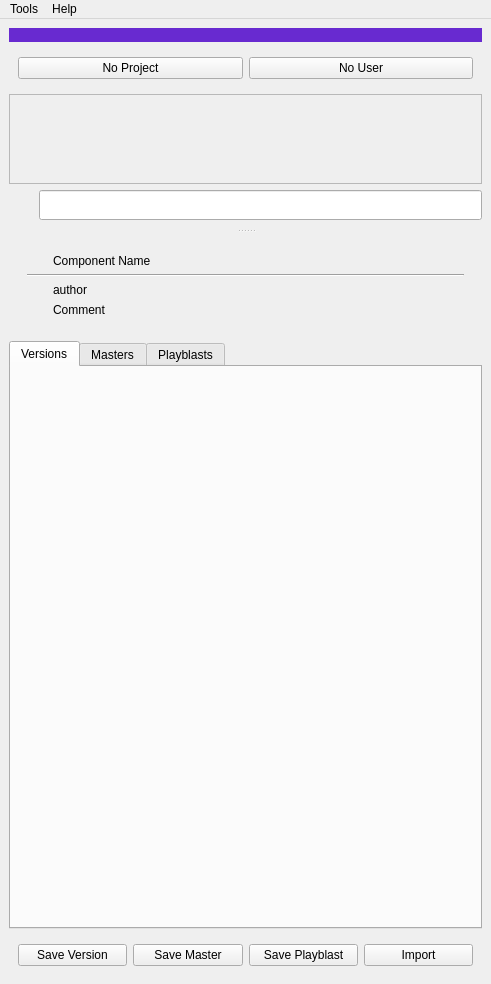
Before: the Qt Designer form ui/pipeline_main_UI.ui in liorbenhorin/pipeline, drawn with Qt 5.
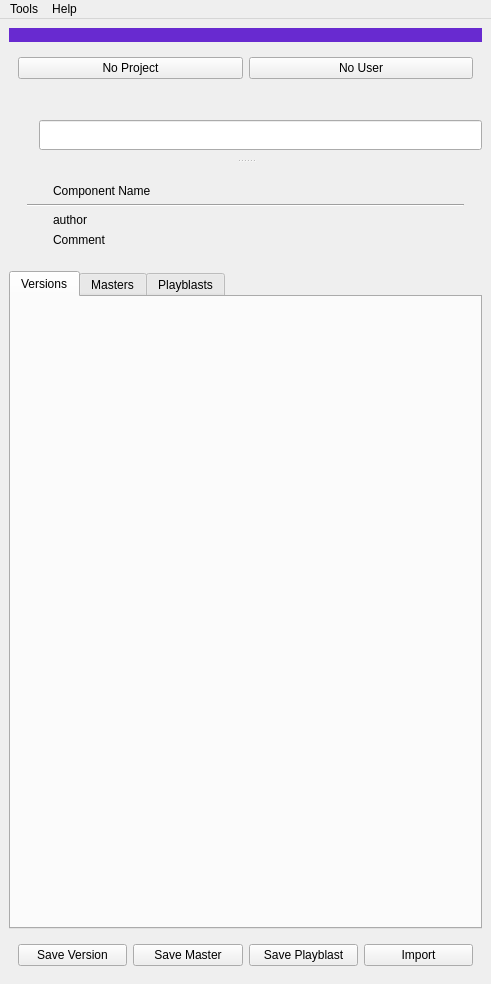
After: the same form once the commit is applied.

```diff
--- a/ui/pipeline_main_UI.ui
+++ b/ui/pipeline_main_UI.ui
@@ -98,9 +98,9 @@
      </widget>
     </item>
     <item>
-     <widget class="QScrollArea" name="navScrollArea">
+     <widget class="QWidget" name="navBarWidget" native="true">
       <property name="sizePolicy">
-       <sizepolicy hsizetype="Expanding" vsizetype="Expanding">
+       <sizepolicy hsizetype="MinimumExpanding" vsizetype="Preferred">
         <horstretch>0</horstretch>
         <verstretch>0</verstretch>
        </sizepolicy>
@@ -108,35 +108,10 @@
       <property name="minimumSize">
        <size>
         <width>0</width>
-        <height>90</height>
+        <height>20</height>
        </size>
       </property>
-      <property name="maximumSize">
-       <size>
-        <width>16777215</width>
-        <height>90</height>
-       </size>
-      </property>
-      <property name="frameShape">
-       <enum>QFrame::StyledPanel</enum>
-      </property>
-      <property name="frameShadow">
-       <enum>QFrame::Raised</enum>
-      </property>
-      <property name="widgetResizable">
-       <bool>true</bool>
-      </property>
-      <widget class="QWidget" name="scrollAreaWidgetContents">
-       <property name="geometry">
-        <rect>
-         <x>0</x>
-         <y>0</y>
-         <width>465</width>
-         <height>88</height>
-        </rect>
-       </property>
-       <layout class="QHBoxLayout" name="navScrollLayout"/>
-      </widget>
+      <layout class="QHBoxLayout" name="navBarLayout"/>
      </widget>
     </item>
     <item>
```
